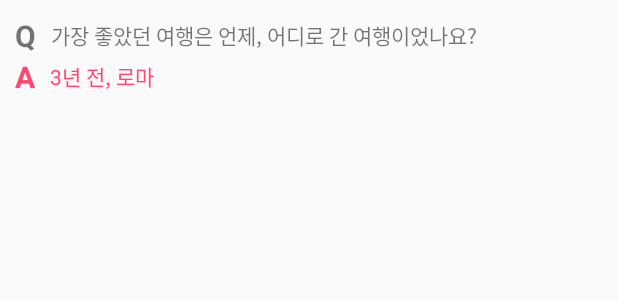
After one commit to JSpiner/tenMinute, an Android app: the layout item_call_hint.xml on its own in the app's theme, with its tools: preview values and no code run, on a phone screen of 412 x 824 dp. The commit adds this screen. Shown: the top 300 px of the screen. Run offline under Robolectric (Android 15) with nearby library versions, the phone set to English and light mode, and no system bars.

Commit message:
ADD callhint layout

```diff
--- /dev/null
+++ b/app/src/main/res/layout/item_call_hint.xml
@@ -0,0 +1,59 @@
+<?xml version="1.0" encoding="utf-8"?>
+<LinearLayout xmlns:android="http://schemas.android.com/apk/res/android"
+    android:orientation="vertical" android:layout_width="match_parent"
+    android:padding="10dp"
+    android:layout_height="match_parent">
+
+    <LinearLayout
+        android:layout_width="match_parent"
+        android:layout_height="wrap_content"
+        android:gravity="center|start"
+        android:orientation="horizontal">
+
+        <TextView
+            android:textSize="20sp"
+            android:textStyle="bold"
+            android:text="Q"
+            android:id="@+id/tv_q"
+            android:layout_marginRight="10dp"
+            android:layout_width="wrap_content"
+            android:layout_height="wrap_content" />
+
+        <TextView
+            android:gravity="center|start"
+            android:text="가장 좋았던 여행은 언제, 어디로 간 여행이었나요?"
+            android:id="@+id/tv_q_content"
+            android:layout_weight="1"
+            android:layout_width="0dp"
+            android:layout_height="match_parent" />
+
+    </LinearLayout>
+
+    <LinearLayout
+        android:layout_width="match_parent"
+        android:layout_height="wrap_content"
+        android:gravity="center|start"
+        android:orientation="horizontal">
+
+        <TextView
+            android:textColor="@color/AppColor"
+            android:textSize="20sp"
+            android:textStyle="bold"
+            android:text="A"
+            android:id="@+id/tv_a"
+            android:layout_marginRight="10dp"
+            android:layout_width="wrap_content"
+            android:layout_height="wrap_content" />
+
+        <TextView
+            android:textColor="@color/AppColor"
+            android:gravity="center|start"
+            android:text="3년 전, 로마"
+            android:id="@+id/tv_a_content"
+            android:layout_weight="1"
+            android:layout_width="0dp"
+            android:layout_height="match_parent" />
+
+    </LinearLayout>
+
+</LinearLayout>
```
Also changed, not shown: app/src/main/java/com/noname/tenminute/Adapter/CallHintAdapter.java (added, +47 -0 lines), app/src/main/java/com/noname/tenminute/Adapter/SimpleBaseAdapter.java (added, +59 -0 lines), app/src/main/res/layout/fragment_evaluate.xml (+36 -1 lines), app/src/main/res/drawable/evaluation_star.png (added), app/src/main/res/drawable/evaluation_star_on.png (added).
